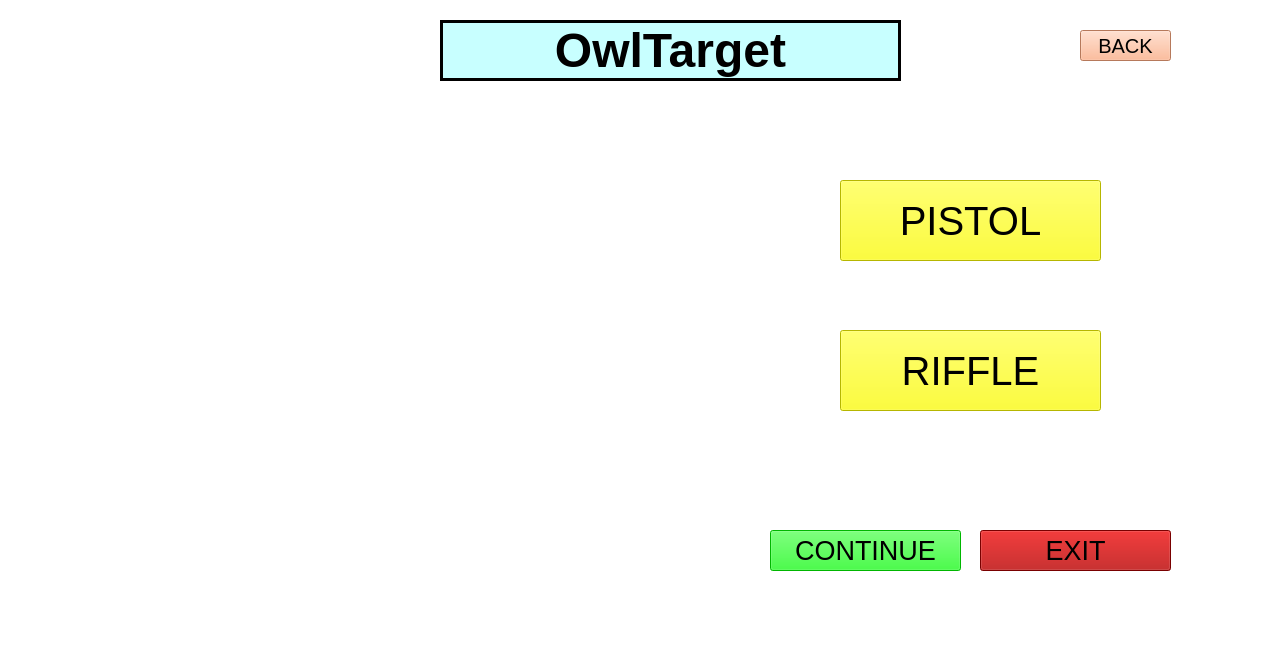
Qt form central_pc/gui/mainwindow2.ui (xBogas/ES-SACA) before a commit.
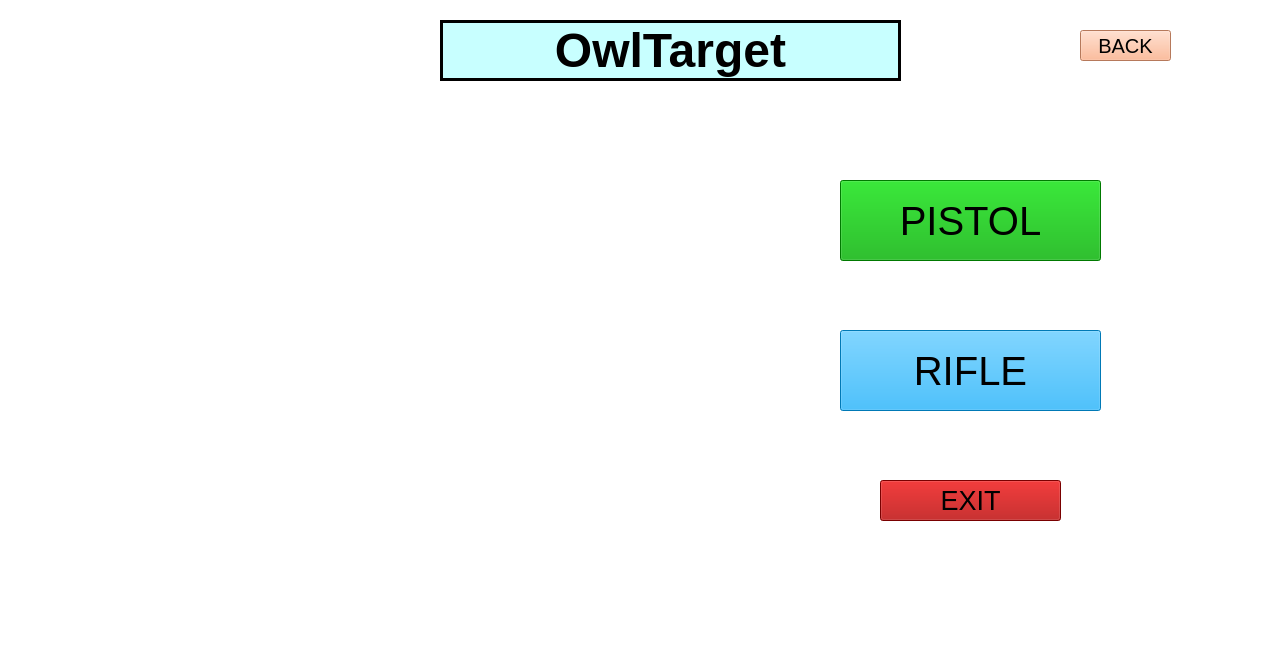
The same form after that commit. Icons and pictures are not drawn.

Commit message: changed buttons in the mainwindow2 of central_pc

```diff
--- a/central_pc/gui/mainwindow2.ui
+++ b/central_pc/gui/mainwindow2.ui
@@ -23,9 +23,9 @@
    <widget class="QPushButton" name="exitButton">
     <property name="geometry">
      <rect>
-      <x>980</x>
-      <y>530</y>
-      <width>191</width>
+      <x>880</x>
+      <y>480</y>
+      <width>181</width>
       <height>41</height>
      </rect>
     </property>
@@ -91,27 +91,6 @@
      <set>Qt::AlignCenter</set>
     </property>
    </widget>
-   <widget class="QPushButton" name="continueButton">
-    <property name="geometry">
-     <rect>
-      <x>770</x>
-      <y>530</y>
-      <width>191</width>
-      <height>41</height>
-     </rect>
-    </property>
-    <property name="font">
-     <font>
-      <pointsize>20</pointsize>
-     </font>
-    </property>
-    <property name="styleSheet">
-     <string notr="true">background-color: rgb(0, 255, 0);</string>
-    </property>
-    <property name="text">
-     <string>CONTINUE</string>
-    </property>
-   </widget>
    <widget class="QPushButton" name="pistolButton">
     <property name="geometry">
      <rect>
@@ -127,7 +106,7 @@
      </font>
     </property>
     <property name="styleSheet">
-     <string notr="true">background-color: rgb(255, 255, 0);</string>
+     <string notr="true">background-color: rgb(0, 170, 0);</string>
     </property>
     <property name="text">
      <string>PISTOL</string>
@@ -148,10 +127,10 @@
      </font>
     </property>
     <property name="styleSheet">
-     <string notr="true">background-color: rgb(255, 255, 0);</string>
+     <string notr="true">background-color:rgb(0, 170, 255);</string>
     </property>
     <property name="text">
-     <string>RIFFLE</string>
+     <string>RIFLE</string>
     </property>
    </widget>
    <widget class="QPushButton" name="backButton">
```
